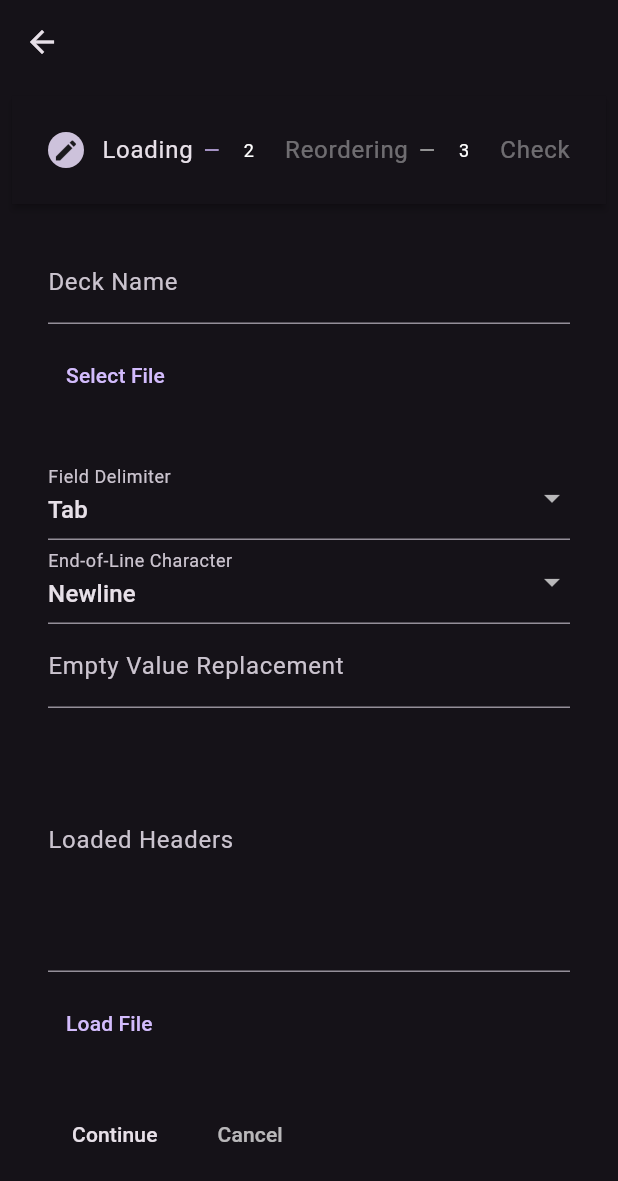
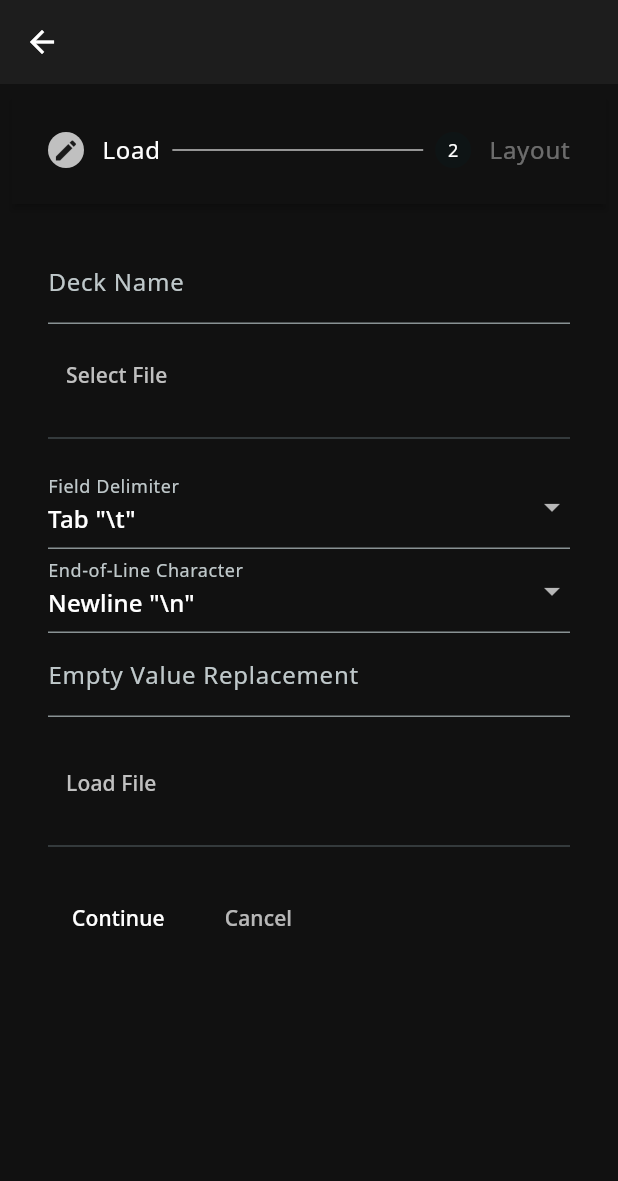
Before and after one commit to 3waffel/vocab_box, a Flutter app: the screen it shows after launch, after a tap on "Start with local database", after a tap on the "add" icon, on a phone screen of 412 x 824 dp. Shown: the top 1181 px of the screen. Run offline on Flutter 3.47's test engine with Material 3 defaults, Android fonts, the light colour scheme and no system bars; our stand-ins replace cloud_firestore, csv, file_picker, firebase_auth, firebase_core, flex_color_scheme and 6 more; accounts and stored records are empty; generated files the repository leaves out were written again; network calls fail.

Commit message:
style: update ui

```diff
--- a/lib/components/deck_import_form.dart
+++ b/lib/components/deck_import_form.dart
@@ -6,6 +6,7 @@ import 'dart:io';
 import 'package:file_picker/file_picker.dart';
 import 'package:flutter/foundation.dart';
 import 'package:flutter/services.dart';
+import 'package:google_fonts/google_fonts.dart';
 import 'package:shared_preferences/shared_preferences.dart';
 import 'package:vocab_box/components/draggable_headers.dart';
 import 'package:vocab_box/data/database/card_repository.dart';
@@ -22,7 +23,6 @@ class _DeckImportFormState extends State<DeckImportForm> {
   String? fileContent;
 
   var deckNameController = TextEditingController();
-  var cardListController = TextEditingController();
   var fieldDelimiterController = TextEditingController(text: '\t');
   var eolController = TextEditingController(text: '\n');
   var emptyValueController = TextEditingController(text: '');
@@ -54,18 +54,19 @@ class _DeckImportFormState extends State<DeckImportForm> {
       convertEmptyTo: emptyValueController.text,
       shouldParseNumbers: false,
     );
-    final fields = _converter.convert(content);
-    final values = fields
-        .skip(1)
-        .where((row) => row.any((cell) => cell.toString().trim().isNotEmpty))
+    final fields = _converter
+        .convert(content)
+        .map((row) => row.map((cell) => cell.toString().trim()).toList())
+        .where((row) => row.any((cell) => cell.isNotEmpty))
         .toList();
 
     setState(() {
-      headers = fields.first.cast<String>();
+      headers = fields.first;
       frontFields.clear();
       backFields.clear();
     });
 
+    final values = fields.skip(1).toList();
     return List.generate(
       values.length,
       (index) {
@@ -119,11 +120,9 @@ class _DeckImportFormState extends State<DeckImportForm> {
       }
       setState(() {
         cardList = _cardList;
-        cardListController.text = _cardList.first.toString();
       });
     } catch (e) {
-      SnackBarExt(context)
-          .fluidSnackBar("Failed to load the deck: " + e.toString());
+      navigatorSnackBar("Failed to load the deck: " + e.toString());
     }
   }
 
@@ -132,7 +131,7 @@ class _DeckImportFormState extends State<DeckImportForm> {
       return;
     }
     var tableName = deckNameController.text;
-    // cardRepository.deleteTable(tableName);
+
     cardRepository.createTable(tableName);
     cardRepository.insertMany(items: cardList!, table: tableName);
 
@@ -143,53 +142,55 @@ class _DeckImportFormState extends State<DeckImportForm> {
 
   List<Step> getSteps() {
     return <Step>[
-      buildFileLoadingStep(),
-      buildFieldsReorderingStep(),
-      buildResultCheckingStep(),
+      buildLoadFileStep(),
+      buildFieldsLayoutStep(),
     ];
   }
 
   Widget buildFormatInputs() {
-    return Column(
-      children: [
-        DropdownButtonFormField<String>(
+    var fieldDelimiterDropdown = DropdownButtonFormField<String>(
       value: fieldDelimiterController.text,
       decoration: InputDecoration(labelText: 'Field Delimiter'),
       items: [
-            DropdownMenuItem(value: '\t', child: Text('Tab')),
-            DropdownMenuItem(value: ',', child: Text('Comma')),
-            DropdownMenuItem(value: ';', child: Text('Semicolon')),
-            DropdownMenuItem(value: '|', child: Text('Pipe')),
+        DropdownMenuItem(value: '\t', child: Text(r'Tab "\t"')),
+        DropdownMenuItem(value: ',', child: Text(r'Comma ","')),
+        DropdownMenuItem(value: ';', child: Text(r'Semicolon ";"')),
+        DropdownMenuItem(value: '|', child: Text(r'Pipe "|"')),
       ],
       onChanged: (value) {
         setState(() {
           fieldDelimiterController.text = value!;
         });
       },
-        ),
-        DropdownButtonFormField<String>(
+    );
+    var eolCharacterDropdown = DropdownButtonFormField<String>(
       value: eolController.text,
       decoration: InputDecoration(labelText: 'End-of-Line Character'),
       items: [
-            DropdownMenuItem(value: '\n', child: Text('Newline')),
+        DropdownMenuItem(value: '\n', child: Text(r'Newline "\n"')),
         DropdownMenuItem(
-                value: '\r\n', child: Text('Carriage Return + Newline')),
+            value: '\r\n', child: Text(r'Carriage Return + Newline "\r\n"')),
       ],
       onChanged: (value) {
         setState(() {
           eolController.text = value!;
         });
       },
-        ),
-        TextField(
+    );
+    var emptyReplacementTextField = TextField(
       controller: emptyValueController,
       decoration: InputDecoration(labelText: 'Empty Value Replacement'),
-        ),
+    );
+    return Column(
+      children: [
+        fieldDelimiterDropdown,
+        eolCharacterDropdown,
+        emptyReplacementTextField,
       ],
     );
   }
 
-  Step buildFileLoadingStep() {
+  Step buildLoadFileStep() {
     var formChildren = [
       TextFormField(
         controller: deckNameController,
@@ -218,14 +219,10 @@ class _DeckImportFormState extends State<DeckImportForm> {
           child: Text("Select File"),
         ),
       ),
-      SizedBox(height: 20),
-      buildFormatInputs(),
-      TextFormField(
-        readOnly: true,
-        decoration: InputDecoration(labelText: "Loaded Headers"),
-        maxLines: 6,
-        controller: cardListController,
-        validator: (_) => headers == null ? "File not loaded yet" : null,
+      Divider(),
+      Padding(
+        padding: EdgeInsets.symmetric(vertical: 10),
+        child: buildFormatInputs(),
       ),
       Padding(
         padding: EdgeInsets.symmetric(vertical: 10),
@@ -234,10 +231,34 @@ class _DeckImportFormState extends State<DeckImportForm> {
           child: Text("Load File"),
         ),
       ),
+      Divider(),
+      if (cardList != null)
+        TextFormField(
+          readOnly: true,
+          maxLines: null,
+          controller: TextEditingController.fromValue(
+            TextEditingValue(text: cardList!.length.toString()),
+          ),
+          decoration: InputDecoration(labelText: "Deck Size"),
+          validator: (_) => cardList == null ? "File not loaded yet" : null,
+          style: GoogleFonts.notoSansMono(textStyle: TextStyle(fontSize: 12)),
+        ),
+      if (cardList != null)
+        TextFormField(
+          readOnly: true,
+          maxLines: null,
+          controller: TextEditingController.fromValue(
+            TextEditingValue(text: cardList!.first.toString()),
+          ),
+          scrollController: ScrollController(),
+          decoration: InputDecoration(labelText: "Loaded Example"),
+          validator: (_) => headers == null ? "File not loaded yet" : null,
+          style: GoogleFonts.notoSansMono(textStyle: TextStyle(fontSize: 12)),
+        ),
     ];
 
     return Step(
-      title: Text("Loading"),
+      title: Text("Load"),
       isActive: currentStep == 0,
       state: switch (currentStep) {
         0 => StepState.editing,
@@ -254,10 +275,10 @@ class _DeckImportFormState extends State<DeckImportForm> {
     );
   }
 
-  Step buildFieldsReorderingStep() {
+  Step buildFieldsLayoutStep() {
     if (headers == null) {
       return Step(
-        title: Text("Reordering"),
+        title: Text("Layout"),
         isActive: currentStep == 1,
         state: StepState.disabled,
         content: Center(child: Text("Please complete the previous step first")),
@@ -265,7 +286,7 @@ class _DeckImportFormState extends State<DeckImportForm> {
     }
 
     return Step(
-      title: Text("Reordering"),
+      title: Text("Layout"),
       isActive: currentStep == 1,
       state: switch (currentStep) {
         1 => StepState.editing,
@@ -289,38 +310,6 @@ class _DeckImportFormState extends State<DeckImportForm> {
     );
   }
 
-  Step buildResultCheckingStep() {
-    List<Widget> formChildren;
-    if (cardList == null) {
-      formChildren = [];
-    } else {
-      formChildren = [
-        Text("deck name:\t" + deckNameController.text),
-        Text("deck size:\t" + cardList!.length.toString()),
-        Text(cardList!.first.toString()),
-      ];
-    }
-
-    return Step(
-      title: Text("Check"),
-      isActive: currentStep == 2,
-      state: switch (currentStep) {
-        2 => StepState.editing,
-        _ when currentStep > 2 => StepState.complete,
-        _ => StepState.disabled,
-      },
-      content: Form(
-        key: _formKeys[2],
-        child: Wrap(
-          clipBehavior: Clip.hardEdge,
-          direction: Axis.vertical,
-          spacing: 20,
-          children: formChildren,
-        ),
-      ),
-    );
-  }
-
   @override
   Widget build(BuildContext context) {
     return Scaffold(
@@ -337,7 +326,7 @@ class _DeckImportFormState extends State<DeckImportForm> {
             if (_formKeys[currentStep].currentState!.validate()) {
               if (currentStep == getSteps().length - 1) {
                 _updateTable();
-                Navigator.of(context).pop();
+                Navigator.of(context).pop(deckNameController.text);
               } else {
                 setState(() => currentStep += 1);
               }
--- a/lib/main.dart
+++ b/lib/main.dart
@@ -1,5 +1,7 @@
 import 'package:firebase_core/firebase_core.dart' show Firebase;
+import 'package:flex_color_scheme/flex_color_scheme.dart';
 import 'package:flutter/material.dart';
+import 'package:google_fonts/google_fonts.dart';
 import 'package:vocab_box/common/navigator_key.dart';
 import 'package:vocab_box/firebase_options.dart' show DefaultFirebaseOptions;
 import 'package:vocab_box/screens/navigation_screen.dart';
@@ -19,13 +21,13 @@ class App extends StatelessWidget {
   @override
   Widget build(BuildContext context) {
     return MaterialApp(
+      debugShowCheckedModeBanner: false,
       title: 'Vocab Box',
-      theme: ThemeData(
-        colorScheme: ColorScheme.fromSeed(
-          seedColor: Colors.deepPurple,
-          brightness: Brightness.dark,
-        ),
+      theme: FlexThemeData.dark(
+        scheme: FlexScheme.verdunHemlock,
+        appBarElevation: 2,
         useMaterial3: true,
+        fontFamily: GoogleFonts.notoSans().fontFamily,
       ),
       initialRoute: StartScreen.id,
       navigatorKey: navigatorKey,
--- a/lib/screens/navigation_screen.dart
+++ b/lib/screens/navigation_screen.dart
@@ -62,9 +62,10 @@ class _NavigationScreenState extends State<NavigationScreen> {
   ];
 
   Widget buildBottomBarScaffold() {
-    return Scaffold(
-      body: Builder(builder: destinations[screenIndex].screen),
-      bottomNavigationBar: NavigationBar(
+    Widget screen = Builder(
+      builder: destinations[screenIndex].screen,
+    );
+    NavigationBar bottomBar = NavigationBar(
       selectedIndex: screenIndex,
       onDestinationSelected: (index) => setState(() => screenIndex = index),
       destinations: destinations
@@ -74,36 +75,49 @@ class _NavigationScreenState extends State<NavigationScreen> {
                 selectedIcon: dest.selectedIcon,
               ))
           .toList(),
-      ),
+    );
+    return Scaffold(
+      body: screen,
+      bottomNavigationBar: bottomBar,
     );
   }
 
-  Widget buildDrawerScaffold() {
+  Widget buildSideBarScaffold() {
+    Widget screen = Expanded(
+      child: Align(
+        alignment: Alignment.center,
+        child: ConstrainedBox(
+          constraints: BoxConstraints(maxWidth: 600),
+          child: Builder(builder: destinations[screenIndex].screen),
+        ),
+      ),
+    );
+    var destinationList = destinations
+        .map((dest) => NavigationRailDestination(
+              label: Text(dest.label),
+              icon: dest.icon,
+              selectedIcon: dest.selectedIcon,
+            ))
+        .toList();
+    var sideBar = Padding(
+      padding: EdgeInsets.symmetric(horizontal: 5),
+      child: NavigationRail(
+        minWidth: 50,
+        selectedIndex: screenIndex,
+        useIndicator: true,
+        onDestinationSelected: (index) => setState(() => screenIndex = index),
+        destinations: destinationList,
+      ),
+    );
     return Scaffold(
       body: SafeArea(
         bottom: false,
         top: false,
         child: Row(
           children: [
-            Padding(
-              padding: EdgeInsets.symmetric(horizontal: 5),
-              child: NavigationRail(
-                minWidth: 50,
-                selectedIndex: screenIndex,
-                useIndicator: true,
-                onDestinationSelected: (index) =>
-                    setState(() => screenIndex = index),
-                destinations: destinations
-                    .map((dest) => NavigationRailDestination(
-                          label: Text(dest.label),
-                          icon: dest.icon,
-                          selectedIcon: dest.selectedIcon,
-                        ))
-                    .toList(),
-              ),
-            ),
+            sideBar,
             const VerticalDivider(thickness: 1, width: 1),
-            Expanded(child: Builder(builder: destinations[screenIndex].screen))
+            screen,
           ],
         ),
       ),
@@ -113,7 +127,7 @@ class _NavigationScreenState extends State<NavigationScreen> {
   @override
   Widget build(BuildContext context) {
     return showNavigationDrawer
-        ? buildDrawerScaffold()
+        ? buildSideBarScaffold()
         : buildBottomBarScaffold();
   }
 }
--- a/lib/screens/start_screen.dart
+++ b/lib/screens/start_screen.dart
@@ -3,6 +3,7 @@ import 'dart:io';
 import 'package:firebase_auth/firebase_auth.dart';
 import 'package:flutter/foundation.dart';
 import 'package:flutter/material.dart';
+import 'package:google_fonts/google_fonts.dart';
 import 'package:path_provider/path_provider.dart';
 import 'package:shared_preferences/shared_preferences.dart';
 import 'package:vocab_box/data/database/card_repository.dart';
@@ -34,7 +35,7 @@ class _StartScreenState extends State<StartScreen> {
         cardRepository = CardRepository.local;
         Navigator.popAndPushNamed(context, NavigationScreen.id);
       } catch (e) {
-        SnackBarExt(context).fluidSnackBar("Failed to set up store");
+        navigatorSnackBar("Failed to set up store");
         rethrow;
       }
     } else {
@@ -54,7 +55,7 @@ class _StartScreenState extends State<StartScreen> {
         throw "Platform not supported";
       }
     } catch (e) {
-      SnackBarExt(context).fluidSnackBar("Failed to sign in");
+      navigatorSnackBar("Failed to sign in");
       rethrow;
     }
     if (auth.currentUser != null) {
@@ -71,7 +72,10 @@ class _StartScreenState extends State<StartScreen> {
     );
     var title = Text(
       "Vocab Box",
-      style: Theme.of(context).textTheme.headlineLarge,
+      style: GoogleFonts.notable(
+        fontSize: 32,
+        fontWeight: FontWeight.bold,
+      ),
     );
 
     var newAuthButton = ElevatedButton.icon(
--- a/lib/utils/snackbar.dart
+++ b/lib/utils/snackbar.dart
@@ -6,12 +6,12 @@ extension SnackBarExt on BuildContext {
     ScaffoldMessenger.of(this)
       ..hideCurrentSnackBar()
       ..showSnackBar(SnackBar(
-        content: Text(message, style: Theme.of(this).textTheme.labelMedium),
+        content: Text(message, style: TextTheme.of(this).labelMedium),
         duration: Duration(seconds: 2),
         behavior: SnackBarBehavior.floating,
         showCloseIcon: true,
-        closeIconColor: Theme.of(this).colorScheme.primary,
-        backgroundColor: Theme.of(this).colorScheme.inversePrimary,
+        closeIconColor: ColorScheme.of(this).primary,
+        backgroundColor: ColorScheme.of(this).primaryContainer,
       ));
   }
 }
--- a/pubspec.yaml
+++ b/pubspec.yaml
@@ -25,6 +25,9 @@ dependencies:
   file_picker: ^9.0.1
   win32: ^5.5.3
   json_annotation: ^4.9.0
+  flutter_slidable: ^4.0.0
+  flex_color_scheme: ^8.1.1
+  google_fonts: ^6.2.1
 
 dev_dependencies:
   flutter_test:
```
Also changed, not shown: lib/components/deck_section.dart (+17 -13 lines), lib/data/models/card_model.dart (+21 -1 lines), lib/screens/browser_screen.dart (+16 -19 lines), lib/screens/detail_screen.dart (+19 -15 lines), lib/screens/home_screen.dart (+54 -32 lines), lib/screens/learning_screen.dart (+27 -17 lines), pubspec.lock. Lines whose indentation alone changed are shown as unchanged.
